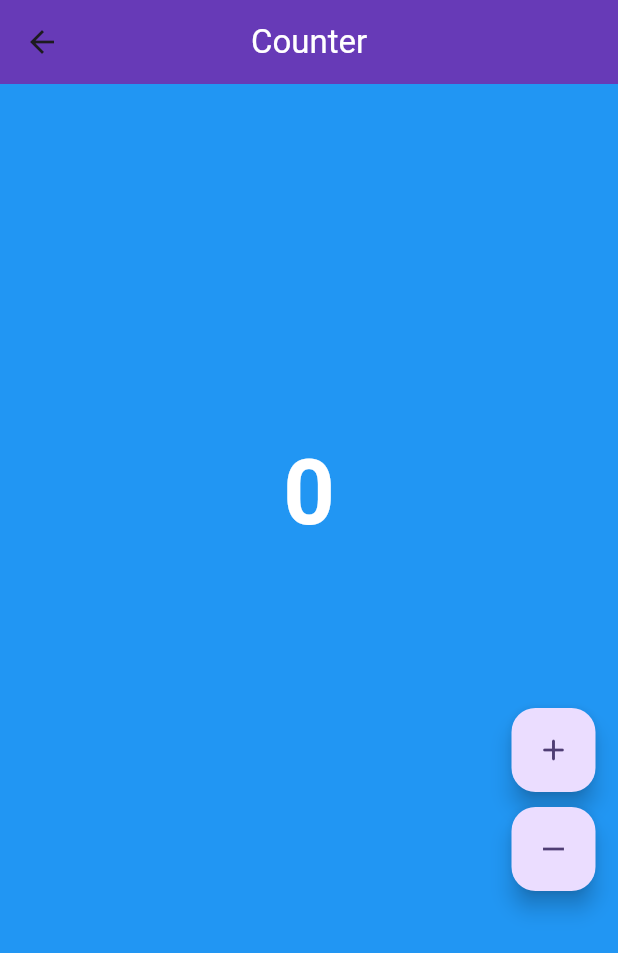
After one commit to flbarfield/flutter_exploration, a Flutter app: the screen it shows after launch, after a tap on "Counter (Bloc Learning)", on a phone screen of 412 x 824 dp. The commit adds this screen. Shown: the top 953 px of the screen. Run offline on Flutter 3.47's test engine with Material 3 defaults, Android fonts, the phone set to English and light mode, and no system bars; our stand-ins replace bloc, flutter_bloc.

Commit message:
fixed my bloc code, counter works correctly now

```diff
--- /dev/null
+++ b/devtools_options.yaml
@@ -0,0 +1 @@
+extensions:
--- /dev/null
+++ b/lib/counter_view.dart
@@ -0,0 +1,65 @@
+import 'package:flutter/material.dart';
+import 'package:flutter_exploration/counter_cubit.dart';
+import 'package:flutter_exploration/custom_app_bar.dart';
+import 'package:flutter_bloc/flutter_bloc.dart';
+
+class CounterView extends StatelessWidget {
+  const CounterView({super.key});
+
+  @override
+  Widget build(BuildContext context) {
+    return Scaffold(
+      backgroundColor: Colors.blue,
+      appBar: const CustomAppBar(inputTitle: 'Counter'),
+      body: Center(
+        child: Column(
+          mainAxisAlignment: MainAxisAlignment.center,
+          children: [
+            Container(
+              margin: const EdgeInsets.only(bottom: 100),
+              child: BlocBuilder<CounterCubit, int>(
+                builder: (context, state) {
+                  return Text(
+                    '$state',
+                    style: const TextStyle(
+                      color: Colors.white,
+                      fontSize: 60,
+                      fontWeight: FontWeight.bold,
+                    ),
+                  );
+                },
+              ),
+            ),
+            Align(
+              alignment: Alignment.bottomRight,
+              child: Padding(
+                padding: const EdgeInsets.only(
+                  right: 15,
+                ),
+                child: Column(
+                  children: [
+                    FloatingActionButton(
+                      heroTag: 'btn1',
+                      onPressed: () {
+                        context.read<CounterCubit>().increment();
+                      },
+                      child: const Icon(Icons.add_rounded),
+                    ),
+                    const SizedBox(height: 10),
+                    FloatingActionButton(
+                      heroTag: 'btn2',
+                      onPressed: () {
+                        context.read<CounterCubit>().decrement();
+                      },
+                      child: const Icon(Icons.remove),
+                    )
+                  ],
+                ),
+              ),
+            ),
+          ],
+        ),
+      ),
+    );
+  }
+}
--- a/lib/pages/counter_page.dart
+++ b/lib/pages/counter_page.dart
@@ -1,73 +1,16 @@
 import 'package:flutter/material.dart';
+import 'package:flutter_bloc/flutter_bloc.dart';
 import 'package:flutter_exploration/counter_cubit.dart';
-import 'package:flutter_exploration/custom_app_bar.dart';
-import 'package:flutter_bloc/flutter_bloc.dart';
+import 'package:flutter_exploration/counter_view.dart';
 
 class CounterPage extends StatelessWidget {
   const CounterPage({super.key});
 
   @override
   Widget build(BuildContext context) {
-    return Scaffold(
-      backgroundColor: Colors.blue,
-      appBar: const CustomAppBar(inputTitle: 'Counter'),
-      body: Center(
-        child: Column(
-          mainAxisAlignment: MainAxisAlignment.center,
-          children: [
-            Container(
-              margin: const EdgeInsets.only(bottom: 100),
-              child: const Text(
-                '0',
-                style: TextStyle(
-                  color: Colors.white,
-                  fontSize: 60,
-                  fontWeight: FontWeight.bold,
-                ),
-              ),
-              // child: BlocBuilder<CounterCubit, int>(
-              //   builder: (context, state) {
-              //     return  Text(
-              //       '$state',
-              //       style: const TextStyle(
-              //         color: Colors.white,
-              //         fontSize: 60,
-              //         fontWeight: FontWeight.bold,
-              //       ),
-              //     );
-              //   },
-              // ),
-            ),
-            Align(
-              alignment: Alignment.bottomRight,
-              child: Padding(
-                padding: const EdgeInsets.only(
-                  right: 15,
-                ),
-                child: Column(
-                  children: [
-                    FloatingActionButton(
-                      heroTag: 'btn1',
-                      onPressed: () {
-                        context.read<CounterCubit>().increment();
-                      },
-                      child: const Icon(Icons.add_rounded),
-                    ),
-                    const SizedBox(height: 10),
-                    FloatingActionButton(
-                      heroTag: 'btn2',
-                      onPressed: () {
-                        context.read<CounterCubit>().decrement();
-                      },
-                      child: const Icon(Icons.remove),
-                    )
-                  ],
-                ),
-              ),
-            ),
-          ],
-        ),
-      ),
+    return BlocProvider(
+      create: (_) => CounterCubit(),
+      child: const CounterView(),
     );
   }
 }
```
